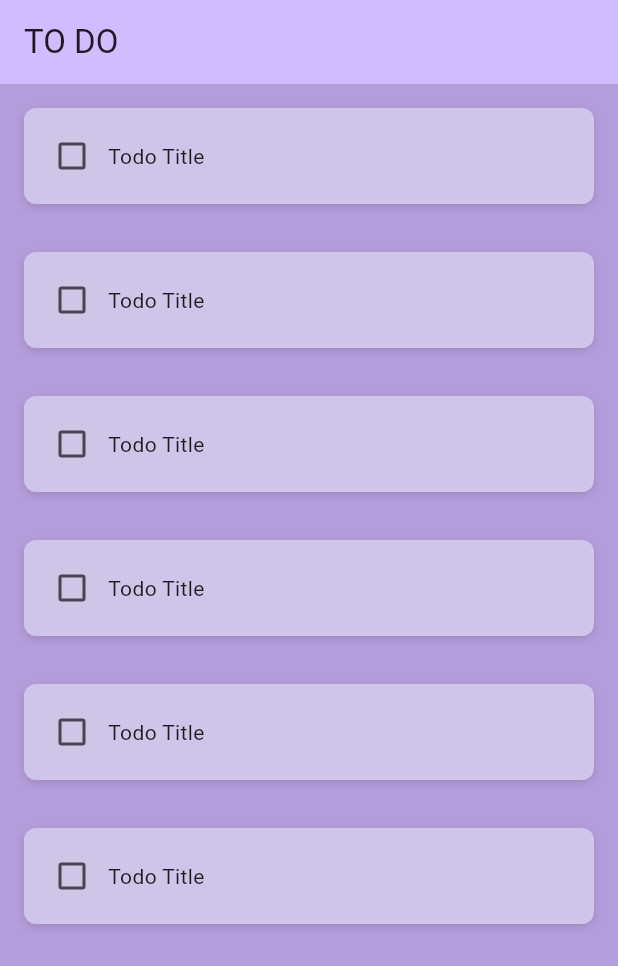
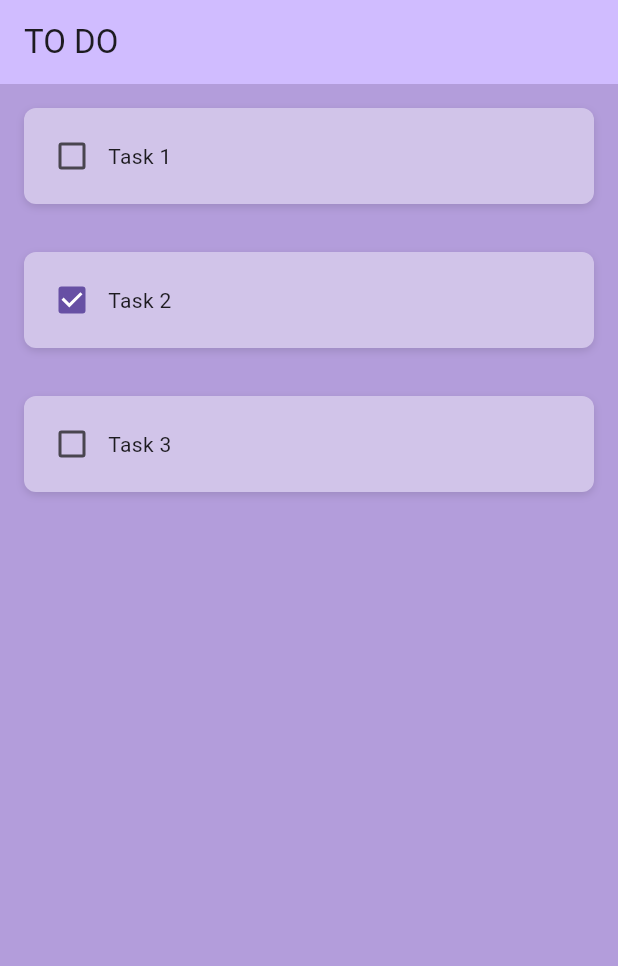
Before and after one commit to wangpf1129/flutter_todo, a Flutter app: the screen it shows after launch, on a phone screen of 412 x 824 dp. Shown: the top 966 px of the screen. Run offline on Flutter 3.47's test engine with Material 3 defaults, Android fonts, the phone set to English and light mode, and no system bars.

Commit message:
Refactor TodoTile component and update home page

```diff
--- a/lib/components/todo_tile.dart
+++ b/lib/components/todo_tile.dart
@@ -1,7 +1,15 @@
 import 'package:flutter/material.dart';
 
 class TodoTile extends StatelessWidget {
-  const TodoTile({super.key});
+  final String taskName;
+  final bool isCompleted;
+  final void Function(bool?)? onCheckboxChanged;
+
+  const TodoTile(
+      {super.key,
+      required this.taskName,
+      required this.isCompleted,
+      required this.onCheckboxChanged});
 
   @override
   Widget build(BuildContext context) {
@@ -22,10 +30,10 @@ class TodoTile extends StatelessWidget {
       child: Row(
         children: [
           Checkbox(
-            value: false,
-            onChanged: (value) {},
+            value: isCompleted,
+            onChanged: onCheckboxChanged,
           ),
-          const Text('Todo Title'),
+          Text(taskName),
         ],
       ),
     );
--- a/lib/pages/home_page.dart
+++ b/lib/pages/home_page.dart
@@ -9,6 +9,18 @@ class HomePage extends StatefulWidget {
 }
 
 class _HomePageState extends State<HomePage> {
+  List toDoList = [
+    ['Task 1', false],
+    ['Task 2', true],
+    ['Task 3', false]
+  ];
+
+  void checkBoxChanged(bool? value, int index) {
+    setState(() {
+      toDoList[index][1] = value!;
+    });
+  }
+
   @override
   Widget build(BuildContext context) {
     return Scaffold(
@@ -18,16 +30,14 @@ class _HomePageState extends State<HomePage> {
         title: const Text('TO DO'),
         elevation: 0,
       ),
-      body: ListView(
-        // children: [ToDoList()],
-        children: const [
-          TodoTile(),
-          TodoTile(),
-          TodoTile(),
-          TodoTile(),
-          TodoTile(),
-          TodoTile()
-        ],
+      body: ListView.builder(
+        itemCount: toDoList.length,
+        itemBuilder: (context, index) {
+          return TodoTile(
+              taskName: toDoList[index][0],
+              isCompleted: toDoList[index][1],
+              onCheckboxChanged: (value) => checkBoxChanged(value, index));
+        },
       ),
     );
   }
```
